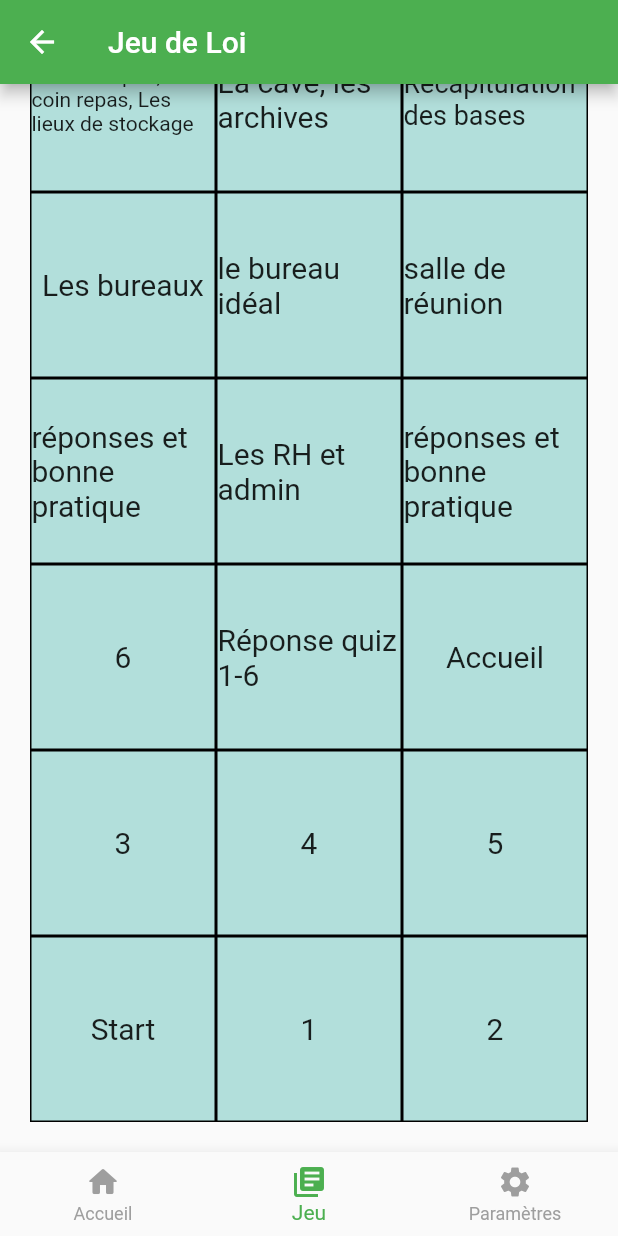
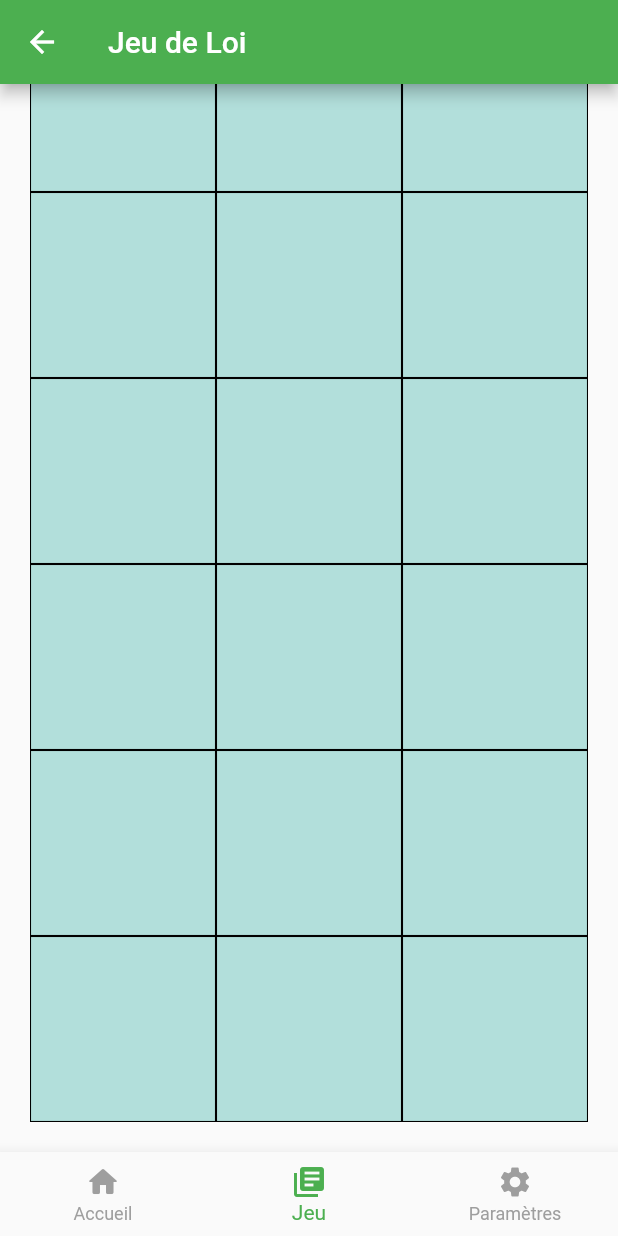
Before and after one commit to LeonardFavre95/jeu_de_loi, a Flutter app: the HomeScreen screen opened by its route, item 2 of the bottom bar chosen, on a phone screen of 412 x 824 dp. Run offline on Flutter 3.47's test engine with Material 2 defaults, Android fonts, the phone set to English and light mode, and no system bars; our stand-ins replace firebase_auth, firebase_core, modal_progress_hud_nsn; accounts and stored records are empty.

Commit message:
Création des Container en cascade

```diff
--- a/lib/screen/home_sub_jeu.dart
+++ b/lib/screen/home_sub_jeu.dart
@@ -1,5 +1,3 @@
-// ignore_for_file: unnecessary_const
-
 import 'package:flutter/material.dart';
 
 class HomeSubJeu extends StatelessWidget {
@@ -14,190 +12,189 @@ class HomeSubJeu extends StatelessWidget {
         reverse: true,
         crossAxisCount: 3,
         padding: const EdgeInsets.all(20),
-        children: <Widget>[
-          Container(
-            //https://stackoverflow.com/questions/45724567/flutter-boxdecoration-s-background-color-overrides-the-containers-background-co
-            decoration: BoxDecoration(
-                border: Border.all(color: Colors.black),
-                color: Colors.teal[100]),
-            alignment: Alignment.center,
-            child: const Text(
-              "Start",
-              style: TextStyle(fontSize: 20),
+        children: List.generate(18, (index) {
+          return Padding(
+            padding: const EdgeInsets.all(0),
+            child: Container(
+              //https://stackoverflow.com/questions/45724567/flutter-boxdecoration-s-background-color-overrides-the-containers-background-co
+              decoration: BoxDecoration(
+                border: Border.all(
+                  color: Colors.black,
+                  width: 0.7,
+                ),
+                color: Colors.teal[100],
+              ),
+              alignment: Alignment.center,
             ),
-          ),
-          Container(
-            decoration: BoxDecoration(
-                border: Border.all(color: Colors.black),
-                color: Colors.teal[100]),
-            alignment: Alignment.center,
-            child: const Text(
-              "1",
-              style: TextStyle(fontSize: 20),
-            ),
-          ),
-          Container(
-            decoration: BoxDecoration(
-                border: Border.all(color: Colors.black),
-                color: Colors.teal[100]),
-            alignment: Alignment.center,
-            child: const Text(
-              "2",
-              style: TextStyle(fontSize: 20),
-            ),
-          ),
-          Container(
-            decoration: BoxDecoration(
-                border: Border.all(color: Colors.black),
-                color: Colors.teal[100]),
-            alignment: Alignment.center,
-            child: const Text(
-              "3",
-              style: TextStyle(fontSize: 20),
-            ),
-          ),
-          Container(
-            decoration: BoxDecoration(
-                border: Border.all(color: Colors.black),
-                color: Colors.teal[100]),
-            alignment: Alignment.center,
-            child: const Text(
-              "4",
-              style: TextStyle(fontSize: 20),
-            ),
-          ),
-          Container(
-            decoration: BoxDecoration(
-                border: Border.all(color: Colors.black),
-                color: Colors.teal[100]),
-            alignment: Alignment.center,
-            child: const Text(
-              "5",
-              style: TextStyle(fontSize: 20),
-            ),
-          ),
-          Container(
-            decoration: BoxDecoration(
-                border: Border.all(color: Colors.black),
-                color: Colors.teal[100]),
-            alignment: Alignment.center,
-            child: const Text(
-              "6",
-              style: TextStyle(fontSize: 20),
-            ),
-          ),
-          Container(
-            decoration: BoxDecoration(
-                border: Border.all(color: Colors.black),
-                color: Colors.teal[100]),
-            alignment: Alignment.center,
-            child: const Text(
-              "Réponse quiz 1-6",
-              style: TextStyle(fontSize: 20),
-            ),
-          ),
-          Container(
-            decoration: BoxDecoration(
-                border: Border.all(color: Colors.black),
-                color: Colors.teal[100]),
-            alignment: Alignment.center,
-            child: const Text(
-              "Accueil",
-              style: TextStyle(fontSize: 20),
-            ),
-          ),
-          Container(
-            decoration: BoxDecoration(
-                border: Border.all(color: Colors.black),
-                color: Colors.teal[100]),
-            alignment: Alignment.center,
-            child: const Text(
-              "réponses et bonne pratique",
-              style: TextStyle(fontSize: 20),
-            ),
-          ),
-          Container(
-            decoration: BoxDecoration(
-                border: Border.all(color: Colors.black),
-                color: Colors.teal[100]),
-            alignment: Alignment.center,
-            child: const Text(
-              "Les RH et admin",
-              style: TextStyle(fontSize: 20),
-            ),
-          ),
-          Container(
-            decoration: BoxDecoration(
-                border: Border.all(color: Colors.black),
-                color: Colors.teal[100]),
-            alignment: Alignment.center,
-            child: const Text(
-              "réponses et bonne pratique",
-              style: TextStyle(fontSize: 20),
-            ),
-          ),
-          Container(
-            decoration: BoxDecoration(
-                border: Border.all(color: Colors.black),
-                color: Colors.teal[100]),
-            alignment: Alignment.center,
-            child: const Text(
-              "Les bureaux",
-              style: TextStyle(fontSize: 20),
-            ),
-          ),
-          Container(
-            decoration: BoxDecoration(
-                border: Border.all(color: Colors.black),
-                color: Colors.teal[100]),
-            alignment: Alignment.center,
-            child: const Text(
-              "le bureau idéal",
-              style: TextStyle(fontSize: 20),
-            ),
-          ),
-          Container(
-            decoration: BoxDecoration(
-                border: Border.all(color: Colors.black),
-                color: Colors.teal[100]),
-            alignment: Alignment.center,
-            child: const Text(
-              "salle de réunion",
-              style: TextStyle(fontSize: 20),
-            ),
-          ),
-          Container(
-            decoration: BoxDecoration(
-                border: Border.all(color: Colors.black),
-                color: Colors.teal[100]),
-            alignment: Alignment.center,
-            child: const Text(
-              "Le coin repos, Le coin repas, Les lieux de stockage",
-              style: TextStyle(fontSize: 14),
-            ),
-          ),
-          Container(
-            decoration: BoxDecoration(
-                border: Border.all(color: Colors.black),
-                color: Colors.teal[100]),
-            alignment: Alignment.center,
-            child: const Text(
-              "La cave, les archives",
-              style: TextStyle(fontSize: 20),
-            ),
-          ),
-          Container(
-            decoration: BoxDecoration(
-                border: Border.all(color: Colors.black),
-                color: Colors.teal[100]),
-            alignment: Alignment.center,
-            child: const Text(
-              "Récapitulation des bases",
-              style: TextStyle(fontSize: 18),
-            ),
-          ),
-        ],
+          );
+        }),
       ),
     );
   }
+  // Container(
+  //   //https://stackoverflow.com/questions/45724567/flutter-boxdecoration-s-background-color-overrides-the-containers-background-co
+  //   decoration: BoxDecoration(
+  //       border: Border.all(color: Colors.black), color: Colors.teal[100]),
+  //   alignment: Alignment.center,
+  //   child: const Text(
+  //     "Start",
+  //     style: TextStyle(fontSize: 20),
+  //   ),
+  // ),
+  // Container(
+  //   decoration: BoxDecoration(
+  //       border: Border.all(color: Colors.black), color: Colors.teal[100]),
+  //   alignment: Alignment.center,
+  //   child: const Text(
+  //     "1",
+  //     style: TextStyle(fontSize: 20),
+  //   ),
+  // ),
+  // Container(
+  //   decoration: BoxDecoration(
+  //       border: Border.all(color: Colors.black), color: Colors.teal[100]),
+  //   alignment: Alignment.center,
+  //   child: const Text(
+  //     "2",
+  //     style: TextStyle(fontSize: 20),
+  //   ),
+  // ),
+  // Container(
+  //   decoration: BoxDecoration(
+  //       border: Border.all(color: Colors.black), color: Colors.teal[100]),
+  //   alignment: Alignment.center,
+  //   child: const Text(
+  //     "3",
+  //     style: TextStyle(fontSize: 20),
+  //   ),
+  // ),
+  // Container(
+  //   decoration: BoxDecoration(
+  //       border: Border.all(color: Colors.black), color: Colors.teal[100]),
+  //   alignment: Alignment.center,
+  //   child: const Text(
+  //     "4",
+  //     style: TextStyle(fontSize: 20),
+  //   ),
+  // ),
+  // Container(
+  //   decoration: BoxDecoration(
+  //       border: Border.all(color: Colors.black), color: Colors.teal[100]),
+  //   alignment: Alignment.center,
+  //   child: const Text(
+  //     "5",
+  //     style: TextStyle(fontSize: 20),
+  //   ),
+  // ),
+  // Container(
+  //   decoration: BoxDecoration(
+  //       border: Border.all(color: Colors.black), color: Colors.teal[100]),
+  //   alignment: Alignment.center,
+  //   child: const Text(
+  //     "6",
+  //     style: TextStyle(fontSize: 20),
+  //   ),
+  // ),
+  // Container(
+  //   decoration: BoxDecoration(
+  //       border: Border.all(color: Colors.black), color: Colors.teal[100]),
+  //   alignment: Alignment.center,
+  //   child: const Text(
+  //     "Réponse quiz 1-6",
+  //     style: TextStyle(fontSize: 20),
+  //   ),
+  // ),
+  // Container(
+  //   decoration: BoxDecoration(
+  //       border: Border.all(color: Colors.black), color: Colors.teal[100]),
+  //   alignment: Alignment.center,
+  //   child: const Text(
+  //     "Accueil",
+  //     style: TextStyle(fontSize: 20),
+  //   ),
+  // ),
+  // Container(
+  //   decoration: BoxDecoration(
+  //       border: Border.all(color: Colors.black), color: Colors.teal[100]),
+  //   alignment: Alignment.center,
+  //   child: const Text(
+  //     "réponses et bonne pratique",
+  //     style: TextStyle(fontSize: 20),
+  //   ),
+  // ),
+  // Container(
+  //   decoration: BoxDecoration(
+  //       border: Border.all(color: Colors.black), color: Colors.teal[100]),
+  //   alignment: Alignment.center,
+  //   child: const Text(
+  //     "Les RH et admin",
+  //     style: TextStyle(fontSize: 20),
+  //   ),
+  // ),
+  // Container(
+  //   decoration: BoxDecoration(
+  //       border: Border.all(color: Colors.black), color: Colors.teal[100]),
+  //   alignment: Alignment.center,
+  //   child: const Text(
+  //     "réponses et bonne pratique",
+  //     style: TextStyle(fontSize: 20),
+  //   ),
+  // ),
+  // Container(
+  //   decoration: BoxDecoration(
+  //       border: Border.all(color: Colors.black), color: Colors.teal[100]),
+  //   alignment: Alignment.center,
+  //   child: const Text(
+  //     "Les bureaux",
+  //     style: TextStyle(fontSize: 20),
+  //   ),
+  // ),
+  // Container(
+  //   decoration: BoxDecoration(
+  //       border: Border.all(color: Colors.black), color: Colors.teal[100]),
+  //   alignment: Alignment.center,
+  //   child: const Text(
+  //     "le bureau idéal",
+  //     style: TextStyle(fontSize: 20),
+  //   ),
+  // ),
+  // Container(
+  //   decoration: BoxDecoration(
+  //       border: Border.all(color: Colors.black), color: Colors.teal[100]),
+  //   alignment: Alignment.center,
+  //   child: const Text(
+  //     "salle de réunion",
+  //     style: TextStyle(fontSize: 20),
+  //   ),
+  // ),
+  // Container(
+  //   decoration: BoxDecoration(
+  //       border: Border.all(color: Colors.black), color: Colors.teal[100]),
+  //   alignment: Alignment.center,
+  //   child: const Text(
+  //     "Le coin repos, Le coin repas, Les lieux de stockage",
+  //     style: TextStyle(fontSize: 14),
+  //   ),
+  // ),
+  // Container(
+  //   decoration: BoxDecoration(
+  //       border: Border.all(color: Colors.black), color: Colors.teal[100]),
+  //   alignment: Alignment.center,
+  //   child: const Text(
+  //     "La cave, les archives",
+  //     style: TextStyle(fontSize: 20),
+  //   ),
+  // ),
+  // Container(
+  //   decoration: BoxDecoration(
+  //       border: Border.all(color: Colors.black), color: Colors.teal[100]),
+  //   alignment: Alignment.center,
+  //   child: const Text(
+  //     "Récapitulation des bases",
+  //     style: TextStyle(fontSize: 18),
+  //   ),
+  // ),
+  //     ),
+  //   );
+  // }
 }
```
